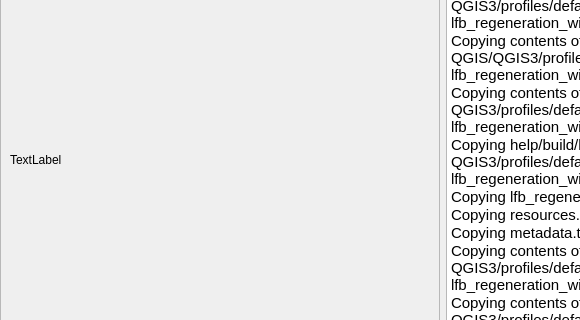
b-lack/qgis-fim-plugin, file lfb_regeneration_wildlife_impact/gui/form/views/tab_default.ui: the form before one commit; both pictures show x 0 to 580 and y 201 to 521 of the 886 by 742 pixel window.
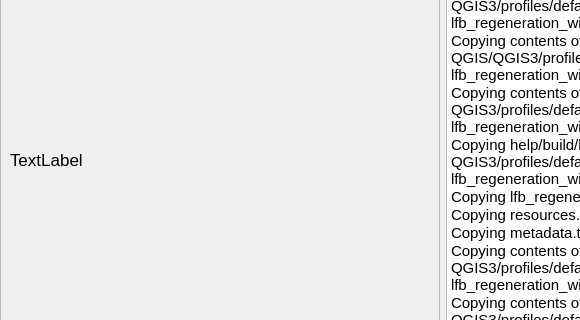
The form after the commit.

```diff
--- a/lfb_regeneration_wildlife_impact/gui/form/views/tab_default.ui
+++ b/lfb_regeneration_wildlife_impact/gui/form/views/tab_default.ui
@@ -73,6 +73,11 @@
            <verstretch>0</verstretch>
           </sizepolicy>
          </property>
+         <property name="font">
+          <font>
+           <pointsize>13</pointsize>
+          </font>
+         </property>
          <property name="text">
           <string>TextLabel</string>
          </property>
```
